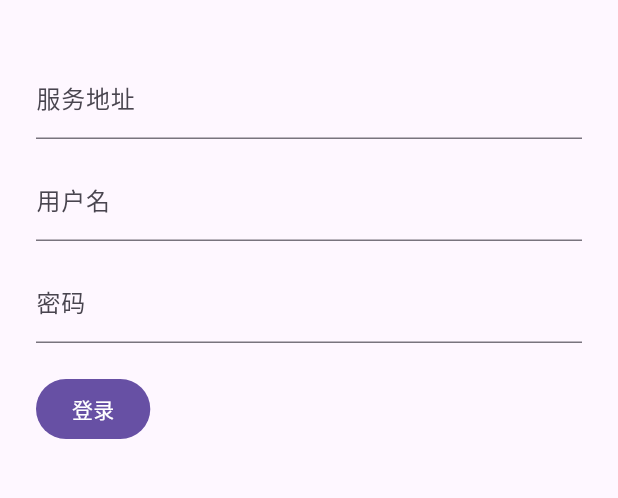
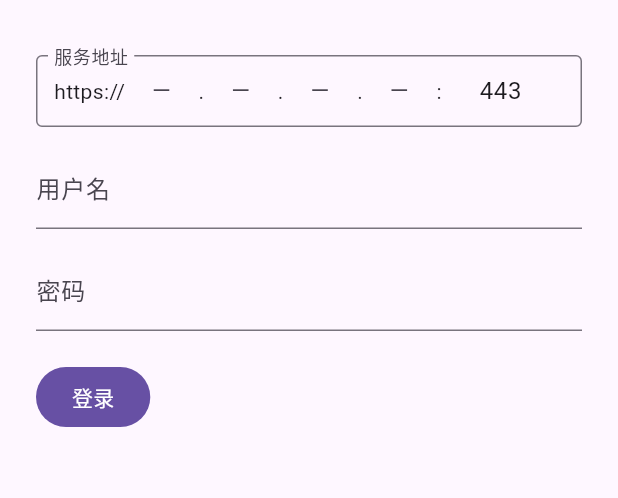
Before and after one commit to opaoxx/Cloud-Nest, a Flutter app: the screen it shows after launch, after a tap on "登录", on a phone screen of 412 x 824 dp, the part 65-563 px from its top. Run offline on Flutter 3.47's test engine with Material 3 defaults, Android fonts, the phone set to English and light mode, and no system bars; our stand-ins replace material_ui.

Commit message:
在 Android 登录页分段填写 IPv4 地址

```diff
--- a/apps/mobile/lib/login_page.dart
+++ b/apps/mobile/lib/login_page.dart
@@ -1,4 +1,5 @@
 import 'package:flutter/foundation.dart';
+import 'package:flutter/services.dart';
 import 'package:material_ui/material_ui.dart';
 
 import 'native_login.dart';
@@ -11,7 +12,12 @@ class LoginPage extends StatefulWidget {
 }
 
 class _LoginPageState extends State<LoginPage> {
-  final _address = TextEditingController();
+  static const _scheme = kDebugMode ? 'http' : 'https';
+  static final _ipv4Digits = RegExp(r'^[0-9]{0,3}$');
+  final _segments = List.generate(4, (_) => TextEditingController());
+  final _segmentFocus = List.generate(4, (_) => FocusNode());
+  final _port = TextEditingController(text: kDebugMode ? '18081' : '443');
+  final _portFocus = FocusNode();
   final _username = TextEditingController();
   final _password = TextEditingController();
   bool _submitting = false;
@@ -20,7 +26,17 @@ class _LoginPageState extends State<LoginPage> {
   Future<void> _submit() async {
     if (_submitting) return;
 
-    // 1. 请求期间锁定表单，避免一次点击产生多个会话。
+    // 1. 校验 IPv4 和端口，拼接规范地址后锁定登录表单。
+    final octets = _segments.map((field) => int.tryParse(field.text)).toList();
+    final port = int.tryParse(_port.text);
+    if (octets.any((octet) => octet == null || octet < 0 || octet > 255) ||
+        port == null ||
+        port < 1 ||
+        port > 65535) {
+      setState(() => _notice = '请输入有效的四段 IPv4 地址和 1～65535 之间的端口。');
+      return;
+    }
+    final address = Uri(scheme: _scheme, host: octets.join('.'), port: port);
     setState(() {
       _submitting = true;
       _notice = null;
@@ -28,7 +44,7 @@ class _LoginPageState extends State<LoginPage> {
     try {
       // 2. 成功后把会话交回首页，由首页安全保存刷新凭证。
       final session = await loginAndroid(
-        address: _address.text,
+        address: address.toString(),
         username: _username.text,
         password: _password.text,
       );
@@ -47,11 +63,113 @@ class _LoginPageState extends State<LoginPage> {
 
   @override
   void dispose() {
-    _address.dispose();
+    for (final segment in _segments) {
+      segment.dispose();
+    }
+    for (final focus in _segmentFocus) {
+      focus.dispose();
+    }
+    _port.dispose();
+    _portFocus.dispose();
     _username.dispose();
     _password.dispose();
     super.dispose();
   }
+
+  void _focusNextOctet(int index) {
+    final next = index + 1;
+    (next < _segmentFocus.length ? _segmentFocus[next] : _portFocus)
+        .requestFocus();
+  }
+
+  Widget _serverAddress() => InputDecorator(
+    decoration: const InputDecoration(
+      labelText: '服务地址',
+      floatingLabelBehavior: FloatingLabelBehavior.always,
+      border: OutlineInputBorder(),
+      contentPadding: EdgeInsets.symmetric(horizontal: 8),
+    ),
+    child: Row(
+      children: [
+        const Text('$_scheme://'),
+        for (var index = 0; index < _segments.length; index++) ...[
+          if (index > 0) const Text('.'),
+          Expanded(
+            flex: 3,
+            child: Semantics(
+              label: 'IPv4 第 ${index + 1} 段',
+              child: TextField(
+                key: ValueKey('server-ip-$index'),
+                controller: _segments[index],
+                focusNode: _segmentFocus[index],
+                enabled: !_submitting,
+                textAlign: TextAlign.center,
+                keyboardType: const TextInputType.numberWithOptions(
+                  decimal: true,
+                ),
+                textInputAction: TextInputAction.next,
+                onEditingComplete: () => _focusNextOctet(index),
+                inputFormatters: [
+                  TextInputFormatter.withFunction((previous, edited) {
+                    // 输入分隔符时保留当前数字，把光标移到下一段。
+                    if (edited.text.endsWith('.')) {
+                      final digits = edited.text.substring(
+                        0,
+                        edited.text.length - 1,
+                      );
+                      if (digits.isNotEmpty && _ipv4Digits.hasMatch(digits)) {
+                        _focusNextOctet(index);
+                        return TextEditingValue(
+                          text: digits,
+                          selection: TextSelection.collapsed(
+                            offset: digits.length,
+                          ),
+                        );
+                      }
+                    }
+                    return _ipv4Digits.hasMatch(edited.text)
+                        ? edited
+                        : previous;
+                  }),
+                ],
+                decoration: const InputDecoration(
+                  hintText: '—',
+                  border: InputBorder.none,
+                  contentPadding: EdgeInsets.zero,
+                  isDense: true,
+                ),
+              ),
+            ),
+          ),
+        ],
+        const Text(':'),
+        Expanded(
+          flex: 5,
+          child: Semantics(
+            label: '服务端口',
+            child: TextField(
+              key: const ValueKey('server-port'),
+              controller: _port,
+              focusNode: _portFocus,
+              enabled: !_submitting,
+              textAlign: TextAlign.center,
+              keyboardType: TextInputType.number,
+              textInputAction: TextInputAction.next,
+              inputFormatters: [
+                FilteringTextInputFormatter.digitsOnly,
+                LengthLimitingTextInputFormatter(5),
+              ],
+              decoration: const InputDecoration(
+                border: InputBorder.none,
+                contentPadding: EdgeInsets.zero,
+                isDense: true,
+              ),
+            ),
+          ),
+        ),
+      ],
+    ),
+  );
 
   @override
   Widget build(BuildContext context) {
@@ -62,19 +180,7 @@ class _LoginPageState extends State<LoginPage> {
         child: ListView(
           padding: const EdgeInsets.all(24),
           children: [
-            TextField(
-              controller: _address,
-              enabled: !_submitting,
-              keyboardType: TextInputType.url,
-              autocorrect: false,
-              enableSuggestions: false,
-              textInputAction: TextInputAction.next,
-              decoration: const InputDecoration(
-                labelText: '服务地址',
-                hintText: 'https://cloud.example.com',
-                helperText: kDebugMode ? '调试包可接入可信局域网的 HTTP 服务' : null,
-              ),
-            ),
+            _serverAddress(),
             const SizedBox(height: 12),
             TextField(
               controller: _username,
```
Also changed, not shown: 1 other file.
